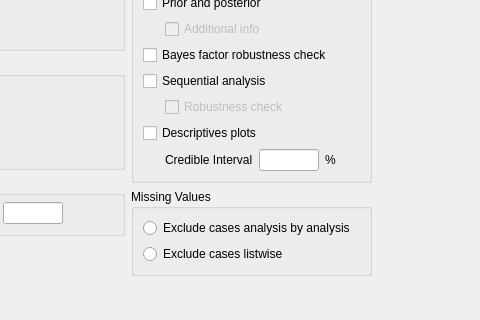
jasp-stats/jasp-desktop, file JASP-Desktop/analysisforms/ttestbayesianonesampleform.ui: the form before one commit; both pictures show x 126 to 606 and y 337 to 657 of the 606 by 739 pixel window.
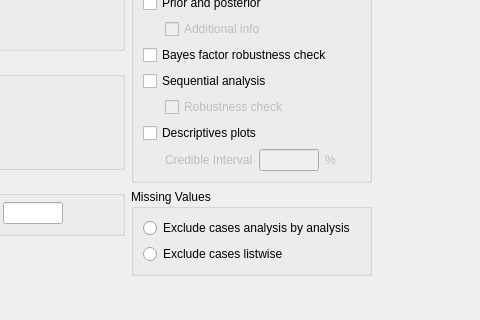
The form after the commit. Custom widgets are drawn as their Qt base class.

The edit to the form file:
```diff
--- a/JASP-Desktop/analysisforms/ttestbayesianonesampleform.ui
+++ b/JASP-Desktop/analysisforms/ttestbayesianonesampleform.ui
@@ -663,6 +663,9 @@
             </item>
             <item row="7" column="1" colspan="4">
              <widget class="QWidget" name="horizontalWidget" native="true">
+              <property name="enabled">
+               <bool>false</bool>
+              </property>
               <layout class="QHBoxLayout" name="horizontalLayout">
                <property name="leftMargin">
                 <number>0</number>
```
Left out of the diff: 34 changed lines with no effect on the pictures.
